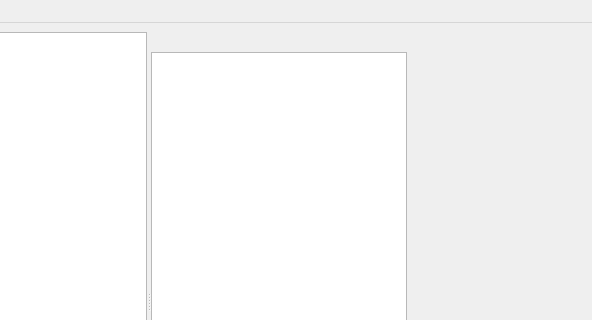
Old version of the form mainwindow.ui in the repository XChy/IntelliNote; both pictures show x 284 to 876 and y 0 to 320 of the 876 by 600 pixel window.
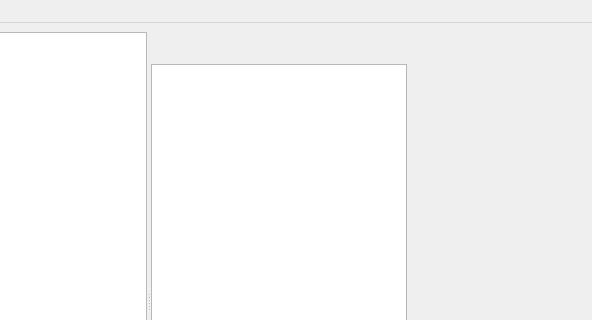
New version of the form. Custom widgets are drawn as their Qt base class.

The edit to the form file:
```diff
--- a/mainwindow.ui
+++ b/mainwindow.ui
@@ -25,6 +25,11 @@
        <layout class="QVBoxLayout" name="verticalLayout">
         <item>
          <widget class="QLabel" name="nameLabel">
+          <property name="font">
+           <font>
+            <pointsize>17</pointsize>
+           </font>
+          </property>
           <property name="text">
            <string/>
           </property>
```
